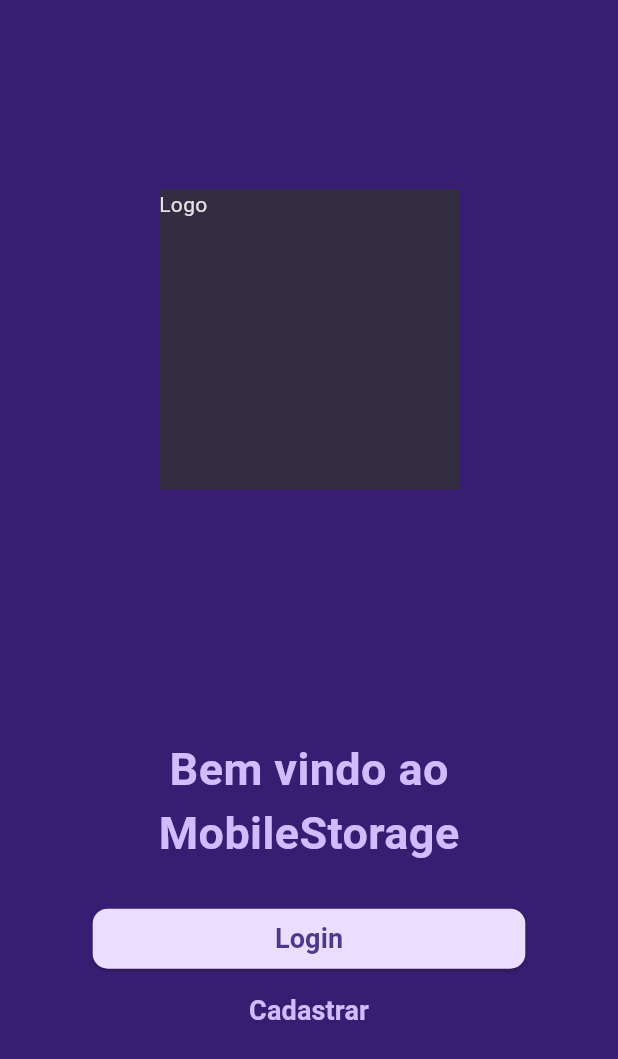
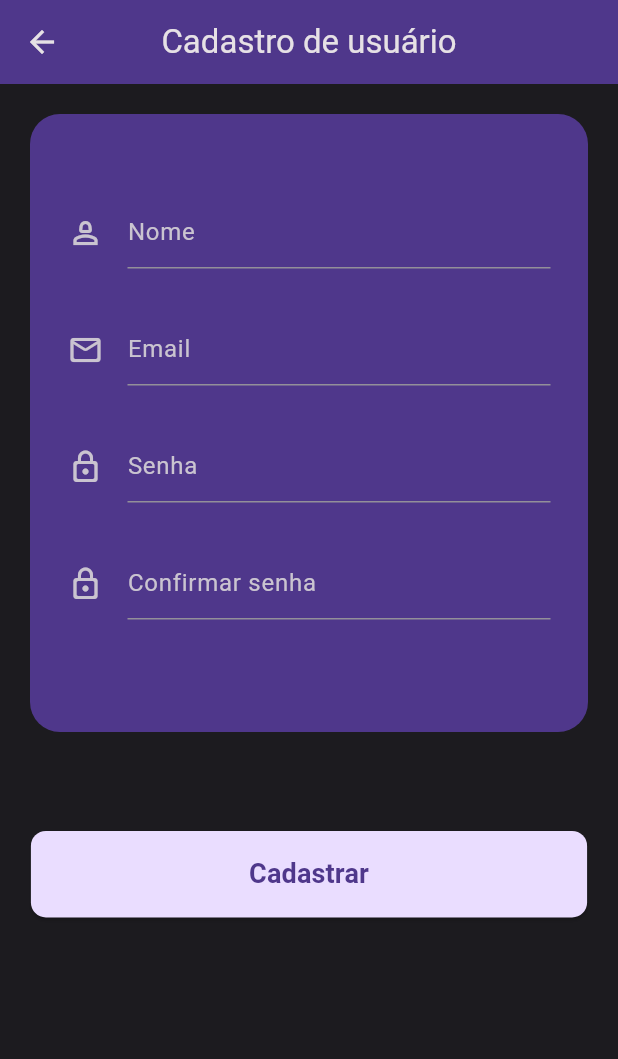
Before and after one commit to gC4d/mob-stock-app, a Flutter app: the SplashPage screen opened by its route, after a tap on "Cadastrar", on a phone screen of 412 x 824 dp. Shown: the top 1059 px of the screen. Run offline on Flutter 3.47's test engine with Material 2 defaults, Android fonts, the phone set to English and light mode, and no system bars; our stand-ins replace bloc, dio, equatable, flutter_bloc, hive_flutter, loading_animation_widget and 1 more; missing offline and left inert: match, path_provider_android, path_provider_ios, uno; accounts and stored records are empty.

Commit message:
Creating a SignUp system (page, controller, state, router)

```diff
--- /dev/null
+++ b/lib/src/core/aplication_binding/aplication_binding.dart
@@ -0,0 +1,18 @@
+import 'package:flutter/material.dart';
+import 'package:mob_storage_app/src/core/services/client/rest_client.dart';
+import 'package:provider/provider.dart';
+
+class AplicationBinding extends StatelessWidget {
+  final Widget child;
+  const AplicationBinding({ Key? key, required this.child }) : super(key: key);
+
+   @override
+   Widget build(BuildContext context) {
+       return MultiProvider(
+      providers: [
+        Provider(create: (context) => RestClient())
+      ],
+      child: child,
+    );
+  }
+}
--- a/lib/src/core/models/user_model.dart
+++ b/lib/src/core/models/user_model.dart
@@ -1,12 +1,12 @@
 import 'dart:convert';
 
 class UserModel {
-  final int id;
+  final int? id;
   final String name;
   final String email;
   final String password;
   const UserModel({
-    required this.id,
+    this.id,
     required this.name,
     required this.email,
     required this.password,
--- a/lib/src/core/repositories/user/user_repository.dart
+++ b/lib/src/core/repositories/user/user_repository.dart
@@ -6,7 +6,9 @@ abstract class UserRepository {
 
   Future<bool> checkforUserIsLogged();
 
+  Future<void> signUpUser(Map<String, dynamic> user);
+
   Future<Map<String, dynamic>> authUser(Map<String, dynamic> user);
 
-  Future<void> signUpUser();
+  Future<void> signOutUser();
 }
--- a/lib/src/core/ui/styles/themes.dart
+++ b/lib/src/core/ui/styles/themes.dart
@@ -28,7 +28,6 @@ ThemeData get darkTheme => ThemeData(
         backgroundColor: _darkColorScheme.primaryContainer,
       ),
       elevatedButtonTheme: _elevatedButtonTheme,
-      inputDecorationTheme: _inputDecorationTheme,
     );
 
 ElevatedButtonThemeData get _elevatedButtonTheme => ElevatedButtonThemeData(
@@ -36,9 +35,3 @@ ElevatedButtonThemeData get _elevatedButtonTheme => ElevatedButtonThemeData(
           shape: MaterialStateProperty.all(
               RoundedRectangleBorder(borderRadius: BorderRadius.circular(10)))),
     );
-
-InputDecorationTheme get _inputDecorationTheme => InputDecorationTheme(
-      border: OutlineInputBorder(
-        borderRadius: BorderRadius.circular(20),
-      ),
-    );
--- a/lib/src/core/ui/widgets/custom_input_TextField.dart
+++ b/lib/src/core/ui/widgets/custom_input_TextField.dart
@@ -5,15 +5,15 @@ class CustomInputTextfield extends StatelessWidget {
   final String label;
   final Function(String) onChanged;
   final bool obscureText;
-  final double height;
-  final double width;
+  final double? height;
+  final double? width;
   const CustomInputTextfield({
     Key? key,
     required this.label,
     required this.onChanged,
     this.obscureText = false,
-    required this.height,
-    required this.width,
+    this.height,
+    this.width,
     required this.icon,
   }) : super(key: key);
 
@@ -25,7 +25,6 @@ class CustomInputTextfield extends StatelessWidget {
       child: TextField(
         obscureText: obscureText,
         decoration: InputDecoration(
-          fillColor: Theme.of(context).colorScheme.primaryContainer,
           icon: icon,
           hintText: label,
         ),
--- a/lib/src/feature/home/home_router.dart
+++ b/lib/src/feature/home/home_router.dart
@@ -13,7 +13,9 @@ class HomeRouter {
   static Widget get page => MultiProvider(
         providers: [
           Provider<UserRepository>(
-            create: (context) => UserRepositoryImpl(),
+            create: (context) => UserRepositoryImpl(
+              client: context.read()
+            ),
           ),
           Provider(
             create: (context) => HomeController(
--- a/lib/src/feature/signup/sign_up_controller.dart
+++ b/lib/src/feature/signup/sign_up_controller.dart
@@ -0,0 +1,44 @@
+import 'dart:developer';
+
+import 'package:flutter_bloc/flutter_bloc.dart';
+import 'package:mob_storage_app/src/core/models/user_model.dart';
+import 'package:mob_storage_app/src/core/repositories/user/user_repository.dart';
+import 'package:mob_storage_app/src/feature/signup/sign_up_state.dart';
+
+class SignUpController extends Cubit<SignUpState> {
+  final UserRepository _userRepository;
+  late UserModel user = UserModel(name: "", email: "", password: "");
+  late String confirmPassword = '';
+
+  SignUpController(
+    this._userRepository,
+  ) : super(const SignUpState.initial());
+
+  Future<void> createUser() async {
+    if (user.name != "" && user.email != "" && user.password != "") {
+      if (user.password == confirmPassword) {
+        emit(state.copyWith(status: SignUpStateStatus.loading));
+        try {
+          await _userRepository.signUpUser(user.toMap());
+          emit(state.copyWith(status: SignUpStateStatus.success));
+        } catch (e, s) {
+          log("Erro ao efetuar cadastro de usuário: ", error: e, stackTrace: s);
+          emit(state.copyWith(
+            status: SignUpStateStatus.error,
+            errorMessage: "Erro ao efetuar cadastro de usuário",
+          ));
+        }
+      } else {
+        emit(state.copyWith(
+          status: SignUpStateStatus.error,
+          errorMessage: "Senhas não conferem",
+        ));
+      }
+    } else {
+      emit(state.copyWith(
+        status: SignUpStateStatus.error,
+        errorMessage: "Por favor preencha todos os campos"
+      ));
+    }
+  }
+}
--- a/lib/src/feature/signup/sign_up_page.dart
+++ b/lib/src/feature/signup/sign_up_page.dart
@@ -0,0 +1,78 @@
+import 'package:flutter/material.dart';
+import 'package:flutter_bloc/flutter_bloc.dart';
+import 'package:mob_storage_app/src/core/ui/helpers/size_helper.dart';
+import 'package:mob_storage_app/src/core/ui/widgets/custom_input_TextField.dart';
+import 'package:mob_storage_app/src/core/ui/widgets/primary_button.dart';
+import 'package:mob_storage_app/src/feature/signup/sign_up_controller.dart';
+import 'package:mob_storage_app/src/feature/signup/sign_up_state.dart';
+
+import '../../core/ui/base_state/base_state.dart';
+import 'widgets/user_sign_up_form.dart';
+
+class SignUpPage extends StatefulWidget {
+  const SignUpPage({Key? key}) : super(key: key);
+
+  @override
+  State<SignUpPage> createState() => _SignUpPageState();
+}
+
+class _SignUpPageState extends BaseState<SignUpPage, SignUpController> {
+  @override
+  Widget build(BuildContext context) {
+    return BlocConsumer<SignUpController, SignUpState>(
+      listener: (context, state) {
+        state.status.matchAny(
+            any: () => hideLoader(),
+            loading: () => showLoader(),
+            error: () {
+              hideLoader();
+              showError(state.errorMessage ?? "Erro não informado");
+            });
+      },
+      buildWhen: (previous, current) {
+        return current.status.matchAny(
+          any: () => false,
+          initial: () => false,
+          success: () => true,
+        );
+      },
+      builder: (context, state) {
+        return Scaffold(
+          appBar: AppBar(
+            title: const Text('Cadastro de usuário'),
+          ),
+          body: SingleChildScrollView(
+            child: Padding(
+              padding: const EdgeInsets.fromLTRB(20, 20, 20, 20),
+              child: Column(
+                children: [
+                  Container(
+                    height: context.percentHeight(.5),
+                    padding: const EdgeInsets.fromLTRB(10, 40, 10, 20),
+                    decoration: BoxDecoration(
+                        color: Theme.of(context).colorScheme.primaryContainer,
+                        borderRadius: BorderRadius.circular(20)),
+                    child: const UserSignUpForm(),
+                  ),
+                  SizedBox(
+                    height: context.percentHeight(.08),
+                  ),
+                  SizedBox(
+                    width: context.percentWidth(.9),
+                    height: context.percentHeight(.07),
+                    child: PrimaryButton(
+                      label: "Cadastrar",
+                      onPressed: () {
+                        controller.createUser();
+                      },
+                    ),
+                  )
+                ],
+              ),
+            ),
+          ),
+        );
+      },
+    );
+  }
+}
--- a/lib/src/feature/signup/sign_up_router.dart
+++ b/lib/src/feature/signup/sign_up_router.dart
@@ -0,0 +1,30 @@
+
+import 'package:flutter/material.dart';
+import 'package:mob_storage_app/src/feature/home/home_controller.dart';
+import 'package:mob_storage_app/src/feature/home/home_page.dart';
+import 'package:mob_storage_app/src/feature/signup/sign_up_controller.dart';
+import 'package:mob_storage_app/src/feature/signup/sign_up_page.dart';
+import 'package:provider/provider.dart';
+
+import '../../core/repositories/user/user_repository.dart';
+import '../../core/repositories/user/user_repository_impl.dart';
+
+class SignUpRouter {
+  SignUpRouter._();
+
+  static Widget get page => MultiProvider(
+        providers: [
+          Provider<UserRepository>(
+            create: (context) => UserRepositoryImpl(
+              client: context.read()
+            ),
+          ),
+          Provider(
+            create: (context) => SignUpController(
+              context.read(),
+            ),
+          ),
+        ],
+        child: const SignUpPage(),
+      );
+}
--- a/lib/src/feature/signup/sign_up_state.dart
+++ b/lib/src/feature/signup/sign_up_state.dart
@@ -0,0 +1,40 @@
+// ignore_for_file: public_member_api_docs, sort_constructors_first
+
+import 'package:equatable/equatable.dart';
+import 'package:match/match.dart';
+
+part 'sign_up_state.g.dart';
+
+@match
+enum SignUpStateStatus {
+  initial,
+  loading,
+  success,
+  error,
+}
+
+
+class SignUpState extends Equatable {
+  final SignUpStateStatus status;
+  final String? errorMessage;
+  const SignUpState({
+    required this.status,
+    this.errorMessage,
+  });
+  @override
+  List<Object?> get props => [status, errorMessage];
+
+  const SignUpState.initial()
+      : status = SignUpStateStatus.initial,
+        errorMessage = null;
+
+  SignUpState copyWith({
+    SignUpStateStatus? status,
+    String? errorMessage,
+  }) {
+    return SignUpState(
+      status: status ?? this.status,
+      errorMessage: errorMessage ?? this.errorMessage,
+    );
+  }
+}
--- /dev/null
+++ b/lib/src/feature/signup/widgets/user_sign_up_form.dart
@@ -0,0 +1,72 @@
+import 'dart:developer';
+
+import 'package:flutter/material.dart';
+import 'package:mob_storage_app/src/core/ui/helpers/size_helper.dart';
+import 'package:mob_storage_app/src/feature/signup/sign_up_controller.dart';
+
+import '../../../core/ui/base_state/base_state.dart';
+import '../../../core/ui/widgets/custom_input_TextField.dart';
+
+class UserSignUpForm extends StatefulWidget {
+
+  const UserSignUpForm({ Key? key }): super(key: key);
+
+  @override
+  State<UserSignUpForm> createState() => _UserSignUpFormState();
+}
+
+class _UserSignUpFormState extends BaseState<UserSignUpForm, SignUpController> {
+   @override
+   Widget build(BuildContext context) {
+       return SingleChildScrollView(
+         child: Column(
+              children: [
+                Padding(
+                  padding: const EdgeInsets.all(15.0),
+                  child: CustomInputTextfield(
+                    label: "Nome",
+                    icon: const Icon(Icons.person_2_outlined),
+                    onChanged: (value) {
+                      controller.user = controller.user.copyWith(name: value);
+                      log("nome: ${controller.user.name}");
+                    },
+                  ),
+                ),
+                Padding(
+                  padding: const EdgeInsets.all(15.0),
+                  child: CustomInputTextfield(
+                    label: "Email",
+                    icon: const Icon(Icons.mail_outline_rounded),
+                    onChanged: (value) {
+                       controller.user = controller.user.copyWith(email: value);
+                       log("email: ${controller.user.email}");
+                    },
+                  ),
+                ),
+                Padding(
+                  padding: const EdgeInsets.all(15.0),
+                  child: CustomInputTextfield(
+                    label: "Senha",
+                    icon: const Icon(Icons.lock_outline_rounded),
+                    onChanged: (value) {
+                       controller.user = controller.user.copyWith(password: value);
+                       log("senha: ${controller.user.password}");
+                    },
+                  ),
+                ),
+                Padding(
+                  padding: const EdgeInsets.all(15.0),
+                  child: CustomInputTextfield(
+                    label: "Confirmar senha",
+                    icon: const Icon(Icons.lock_outline_rounded),
+                    onChanged: (value) {
+                      controller.confirmPassword = value;
+                      log("confirmar senha: ${controller.confirmPassword}");
+                    },
+                  ),
+                ),
+              ],
+         ),
+       );
+  }
+}
--- a/lib/src/feature/splash/splash_page.dart
+++ b/lib/src/feature/splash/splash_page.dart
@@ -49,7 +49,7 @@ class _SplashPageState extends State<SplashPage> {
               width: context.percentWidth(.7),
               label: "Cadastrar",
               onPressed: () {
-                Navigator.of(context).pushNamed('/register');
+                Navigator.of(context).pushNamed('/signup');
               },
             )
           ],
--- a/pubspec.yaml
+++ b/pubspec.yaml
@@ -56,6 +56,8 @@ dependencies:
 dev_dependencies:
   flutter_test:
     sdk: flutter
+  #flutter_driver:
+  #  sdk: flutter
 
   # The "flutter_lints" package below contains a set of recommended lints to
   # encourage good coding practices. The lint set provided by the package is
```
Also changed, not shown: lib/src/app.dart (+8 -2 lines), lib/src/core/repositories/user/user_repository_impl.dart (+18 -4 lines), lib/src/feature/signup/sign_up_state.g.dart (added).
